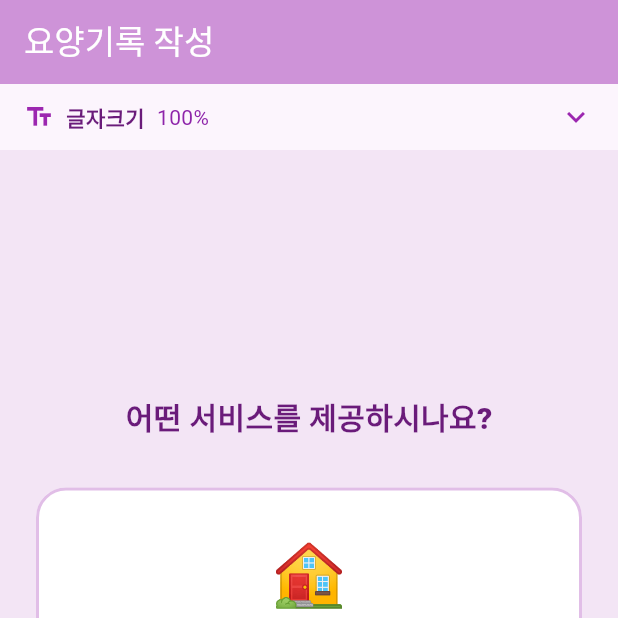
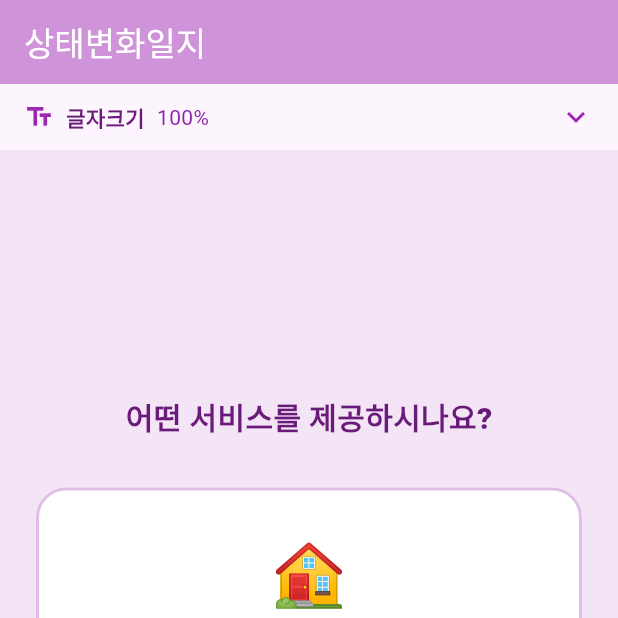
Before and after one commit to jhs2918/flutter_demo, a Flutter app: the screen it shows after launch, on a phone screen of 412 x 824 dp, the top half of it. Run offline on Flutter 3.47's test engine with Material 3 defaults, Android fonts, the phone set to English and light mode, and no system bars; our stand-ins replace google_mobile_ads, shared_preferences.

Commit message:
Change service-select app bar title to 상태변화일지
Reason: app is status-journal-only now, so the first screen should
name that instead of the old generic "요양기록 작성" title.

Co-Authored-By: Claude Sonnet 5 <noreply@anthropic.com>
Claude-Session: https://claude.ai/code/session_019qyugrCtbbCyrxga2B1f16

```diff
--- a/lib/screens/service_select_screen.dart
+++ b/lib/screens/service_select_screen.dart
@@ -28,7 +28,7 @@ class ServiceSelectScreen extends StatelessWidget {
     return Scaffold(
       backgroundColor: kAppBackground,
       appBar: AppBar(
-        title: const Text('요양기록 작성'),
+        title: const Text('상태변화일지'),
         backgroundColor: kSectionHeaderBg,
         foregroundColor: Colors.white,
       ),
```
